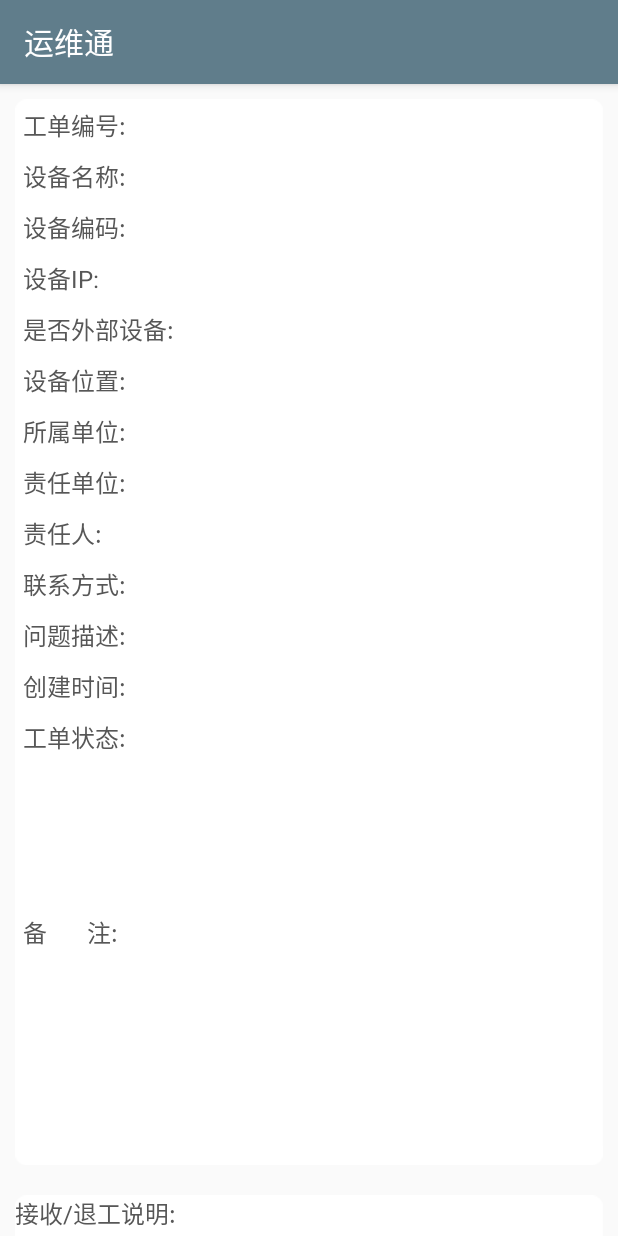
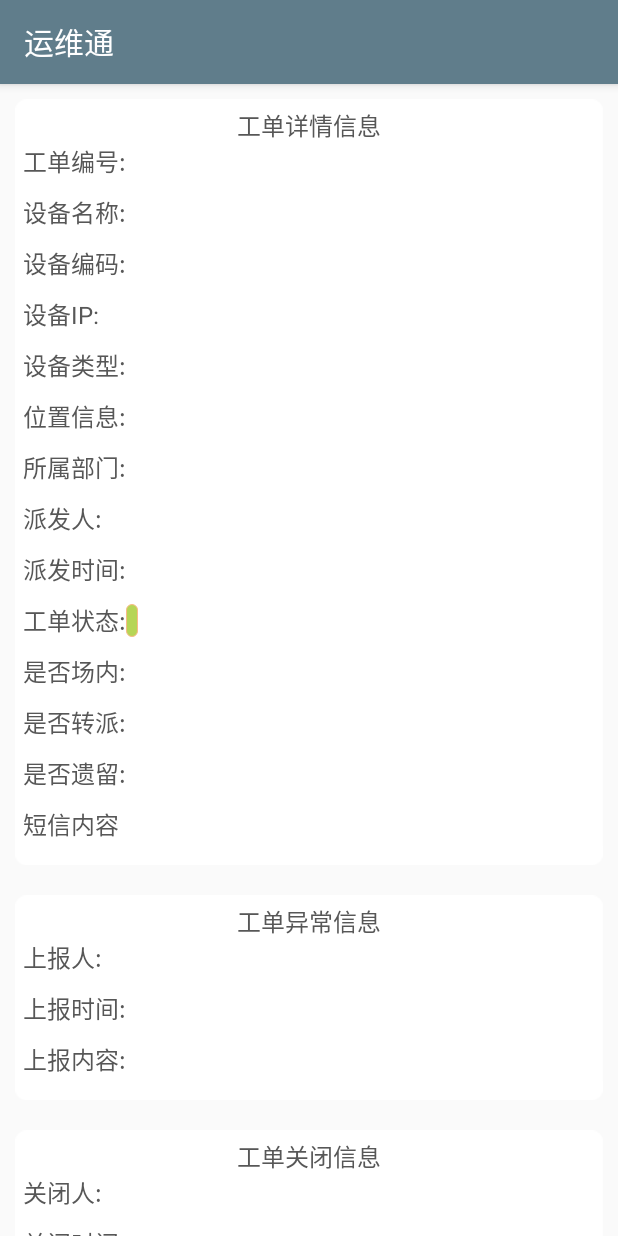
Before and after one commit to darlyhellen/workorder, an Android app: the fragment DetailOrderFragment shown on its own in the app's theme, on a phone screen of 412 x 824 dp. Run offline under Robolectric (Android 15) with nearby library versions, the phone set to English and light mode, and no system bars; libraries missing offline, so code that uses them is left out: rx.android.schedulers, rx.functions, rx.schedulers; 1 statement that could not run was skipped.

Commit message:
2017.06.01修改内容：          {              @Time 16:30  请求变更，返回String类型，并且详情页面根据平台进行变更。          }

```diff
--- a/WorkOrder/app/src/main/java/com/xiangxun/workorder/base/HttpRetrofitInterface.java
+++ b/WorkOrder/app/src/main/java/com/xiangxun/workorder/base/HttpRetrofitInterface.java
@@ -44,7 +44,7 @@ public interface HttpRetrofitInterface {
      * @TODO:用户工单查询GET接口，传递参数为<b>page,map</b>
      */
     @GET("server/workorder/refer/details/")
-    Observable<JsonObject> getWorkOrder(@Query("pageNo") int page, @Query("status") int status, @Query("devicename") String devicename, @Query("devicecode") String devicecode, @Query("deviceip") String deviceip);
+    Observable<JsonObject> getWorkOrder(@Query("pageNo") int page, @Query("status") String status, @Query("devicename") String devicename, @Query("devicecode") String devicecode, @Query("deviceip") String deviceip);
 
     /**
      * @TODO:服务更新接口
@@ -57,7 +57,7 @@ public interface HttpRetrofitInterface {
      * @TODO:是否接收处理订单的接口
      */
     @GET("server/workorder/change/status/")
-    Observable<JsonObject> getOrder(@Query("status") int status, @Query("id") String id, @Query("reason") String reason);
+    Observable<JsonObject> getOrder(@Query("status") String status, @Query("id") String id, @Query("reason") String reason);
 
     /**
      * @param version
--- a/WorkOrder/app/src/main/java/com/xiangxun/workorder/ui/biz/DetailOrderFragmentListener.java
+++ b/WorkOrder/app/src/main/java/com/xiangxun/workorder/ui/biz/DetailOrderFragmentListener.java
@@ -49,7 +49,7 @@ public class DetailOrderFragmentListener implements FramePresenter {
     }
 
 
-    public void commitConsel(int status, String id, String reason, final FrameListener<DetailChangeRoot> listener) {
+    public void commitConsel(String status, String id, String reason, final FrameListener<DetailChangeRoot> listener) {
 
         if (!APP.isNetworkConnected(APP.getInstance())) {
             listener.onFaild(0, "网络异常,请检查网络");
--- a/WorkOrder/app/src/main/java/com/xiangxun/workorder/ui/biz/WorkOrderListener.java
+++ b/WorkOrder/app/src/main/java/com/xiangxun/workorder/ui/biz/WorkOrderListener.java
@@ -54,7 +54,7 @@ public class WorkOrderListener implements FramePresenter {
             dialog.show();
     }
 
-    public void getWorkOrder(int page, int status, String devicename, String devicecode, String deviceip, final FrameListener<WorkOrderRoot> listener) {
+    public void getWorkOrder(int page, String status, String devicename, String devicecode, String deviceip, final FrameListener<WorkOrderRoot> listener) {
 
         if (!APP.isNetworkConnected(APP.getInstance())) {
             listener.onFaild(0, "网络异常,请检查网络");
--- a/WorkOrder/app/src/main/java/com/xiangxun/workorder/ui/fragment/DetailOrderFragment.java
+++ b/WorkOrder/app/src/main/java/com/xiangxun/workorder/ui/fragment/DetailOrderFragment.java
@@ -19,7 +19,6 @@ import com.xiangxun.workorder.R;
 import com.xiangxun.workorder.bean.WorkOrderData;
 import com.xiangxun.workorder.common.WorkOrderUtils;
 import com.xiangxun.workorder.ui.biz.DetailOrderFragmentListener.DetailOrderFragmentInterface;
-import com.xiangxun.workorder.ui.main.WorkOrderDetailActivity;
 import com.xiangxun.workorder.ui.presenter.DetailOrderFragmentPresenter;
 
 /**
@@ -35,55 +34,59 @@ public class DetailOrderFragment extends Fragment implements OnClickListener, De
     private WorkOrderData data;
 
     @ViewsBinder(R.id.tv_content01)
-    private TextView tvContent01;
+    private TextView tvContent01;//工单编号
     @ViewsBinder(R.id.tv_content02)
-    private TextView tvContent02;
+    private TextView tvContent02;//设备名称
     @ViewsBinder(R.id.tv_content03)
-    private TextView tvContent03;
+    private TextView tvContent03;//设备编号
     @ViewsBinder(R.id.tv_content04)
-    private TextView tvContent04;
+    private TextView tvContent04;//设备IP
     @ViewsBinder(R.id.tv_content05)
-    private TextView tvContent05;
+    private TextView tvContent05;//设备类型
     @ViewsBinder(R.id.tv_content06)
-    private TextView tvContent06;
+    private TextView tvContent06;//位置信息
     @ViewsBinder(R.id.tv_content07)
-    private TextView tvContent07;
+    private TextView tvContent07;//所属部门
     @ViewsBinder(R.id.tv_content08)
-    private TextView tvContent08;
+    private TextView tvContent08;//派发人
     @ViewsBinder(R.id.tv_content09)
-    private TextView tvContent09;
+    private TextView tvContent09;//派发时间
     @ViewsBinder(R.id.tv_content10)
-    private TextView tvContent10;
+    private TextView tvContent10;//工单状态
     @ViewsBinder(R.id.tv_content11)
-    private TextView tvContent11;
+    private TextView tvContent11;//是否场内
     @ViewsBinder(R.id.tv_content12)
-    private TextView tvContent12;
+    private TextView tvContent12;//是否转派
     @ViewsBinder(R.id.tv_content13)
-    private TextView tvContent13;
+    private TextView tvContent13;//是否遗留
     @ViewsBinder(R.id.tv_content14)
-    private TextView tvContent14;
+    private TextView tvContent14;//短信内容
+    @ViewsBinder(R.id.id_detail_fragment_exception)
+    private LinearLayout except;
     @ViewsBinder(R.id.tv_content15)
-    private TextView tvContent15;
+    private TextView tvContent15;//上报人
     @ViewsBinder(R.id.tv_content16)
-    private TextView tvContent16;
+    private TextView tvContent16;//上报时间
     @ViewsBinder(R.id.tv_content17)
-    private TextView tvContent17;
+    private TextView tvContent17;//上报内容
+    @ViewsBinder(R.id.id_detail_fragment_close)
+    private LinearLayout close;
     @ViewsBinder(R.id.tv_content18)
-    private TextView tvContent18;
+    private TextView tvContent18;//关闭人
     @ViewsBinder(R.id.tv_content19)
-    private TextView tvContent19;
+    private TextView tvContent19;//关闭时间
     @ViewsBinder(R.id.tv_content20)
-    private TextView tvContent20;
+    private TextView tvContent20;   //
     @ViewsBinder(R.id.tv_content21)
-    private TextView tvContent21;
+    private TextView tvContent21;   //
     @ViewsBinder(R.id.tv_declare)
-    private EditText reason;
+    private EditText reason;   //
     @ViewsBinder(R.id.id_detail_fragment_button)
-    private LinearLayout button;
+    private LinearLayout button;   //
     @ViewsBinder(R.id.id_detail_fragment_config)
-    private Button commit;
+    private Button commit;   //
     @ViewsBinder(R.id.id_detail_fragment_consel)
-    private Button consel;
+    private Button consel;   //
 
     private DetailOrderFragmentPresenter presenter;
 
@@ -109,10 +112,36 @@ public class DetailOrderFragment extends Fragment implements OnClickListener, De
             ToastApp.showToast("页面数据错误");
             return;
         }
-        if (data.status == 0) {
-            button.setVisibility(View.VISIBLE);
-        } else {
-            button.setVisibility(View.GONE);
+        switch (data.status) {
+            case 0:
+                button.setVisibility(View.VISIBLE);
+                close.setVisibility(View.GONE);
+                except.setVisibility(View.GONE);
+                break;
+            case 5:
+                button.setVisibility(View.GONE);
+                except.setVisibility(View.VISIBLE);
+                close.setVisibility(View.GONE);
+                break;
+            case 6:
+                button.setVisibility(View.GONE);
+                except.setVisibility(View.GONE);
+                close.setVisibility(View.VISIBLE);
+                break;
+            case 1:
+            case 2:
+            case 3:
+            case 4:
+            case 7:
+                button.setVisibility(View.GONE);
+                except.setVisibility(View.GONE);
+                close.setVisibility(View.GONE);
+                break;
+            default:
+                button.setVisibility(View.GONE);
+                except.setVisibility(View.GONE);
+                close.setVisibility(View.GONE);
+                break;
         }
         initData();
     }
@@ -122,23 +151,26 @@ public class DetailOrderFragment extends Fragment implements OnClickListener, De
         tvContent02.setText(data.devicename);
         tvContent03.setText(data.devicecode);
         tvContent04.setText(data.deviceip);
+        tvContent05.setText(data.devicetype);
+        tvContent06.setText(data.position);
+        tvContent07.setText(data.orgname);
+        tvContent08.setText(data.contactname);
+        tvContent09.setText(data.assigntime);
+        tvContent10.setText(WorkOrderUtils.findStatus(data.status));
         if (0 == data.isouter) {
-            tvContent05.setText("场外设备");
+            tvContent11.setText("否");
         } else {
-            tvContent05.setText("室内设备");
+            tvContent11.setText("是");
         }
-        tvContent06.setText(data.position);
-        tvContent07.setText(data.orgid);
-        tvContent08.setText(data.companyid);
-        tvContent09.setText(data.contact);
-        tvContent10.setText(data.telephone);
-        tvContent11.setText(data.messages);
-        tvContent12.setText(data.assigntime);
-        tvContent13.setText(WorkOrderUtils.findStatus(data.status));
-        tvContent14.setText("");
+        tvContent12.setText(data.isreassign);
+        tvContent13.setText(data.isleave);
+        tvContent14.setText(data.messages);
+
+        //异常状态
         tvContent15.setText("");
         tvContent16.setText("");
         tvContent17.setText("");
+        // 关闭情况
         tvContent18.setText("");
         tvContent19.setText("");
         tvContent20.setText("");
--- a/WorkOrder/app/src/main/java/com/xiangxun/workorder/ui/presenter/DetailOrderFragmentPresenter.java
+++ b/WorkOrder/app/src/main/java/com/xiangxun/workorder/ui/presenter/DetailOrderFragmentPresenter.java
@@ -40,15 +40,15 @@ public class DetailOrderFragmentPresenter {
     public void onClickDown(Context context, View v) {
         switch (v.getId()) {
             case R.id.id_detail_fragment_config:
-                getData(1, view.getDataID());
+                getData("1", view.getDataID());
                 break;
             case R.id.id_detail_fragment_consel:
-                getData(2, view.getDataID());
+                getData("2", view.getDataID());
                 break;
         }
     }
 
-    private void getData(int status, String id) {
+    private void getData(String status, String id) {
         biz.onStart(loading);
         view.setDisableClick();
         biz.commitConsel(status, id, view.getReason(), new FrameListener<DetailChangeRoot>() {
--- a/WorkOrder/app/src/main/java/com/xiangxun/workorder/ui/presenter/WorkOrderFragmentPresenter.java
+++ b/WorkOrder/app/src/main/java/com/xiangxun/workorder/ui/presenter/WorkOrderFragmentPresenter.java
@@ -61,7 +61,7 @@ public class WorkOrderFragmentPresenter {
         }
     }
 
-    public void getWorkOrderByPage(int page, int status, String devicename, String devicecode, String deviceip) {
+    public void getWorkOrderByPage(int page, String status, String devicename, String devicecode, String deviceip) {
 
         biz.onStart(loading);
 
--- a/WorkOrder/app/src/main/java/com/xiangxun/workorder/ui/presenter/WorkOrderPresenter.java
+++ b/WorkOrder/app/src/main/java/com/xiangxun/workorder/ui/presenter/WorkOrderPresenter.java
@@ -69,7 +69,7 @@ public class WorkOrderPresenter {
         }
     }
 
-    public void getWorkOrderByPage(int page, int status, String devicename, String devicecode, String deviceip) {
+    public void getWorkOrderByPage(int page, String status, String devicename, String devicecode, String deviceip) {
 
         biz.onStart(loading);
 
--- a/WorkOrder/app/src/main/res/layout/work_order_detail_item_layout.xml
+++ b/WorkOrder/app/src/main/res/layout/work_order_detail_item_layout.xml
@@ -4,10 +4,7 @@
     android:layout_height="wrap_content"
     android:orientation="vertical">
 
-    <ScrollView
-        android:layout_width="match_parent"
-        android:layout_height="wrap_content">
-
+    <!--工单详情信息-->
     <LinearLayout
         android:layout_width="match_parent"
         android:layout_height="wrap_content"
@@ -15,6 +12,14 @@
         android:background="@drawable/business_detai_background"
         android:orientation="vertical"
         android:padding="@dimen/margin_padding5">
+
+        <TextView
+            android:layout_width="match_parent"
+            android:layout_height="wrap_content"
+            android:gravity="center"
+            android:text="@string/st_detail_detail"
+            android:textColor="@color/text_color"
+            android:textSize="@dimen/textSize16" />
 
         <LinearLayout
             android:layout_width="fill_parent"
@@ -242,6 +247,7 @@
                 android:id="@+id/tv_content10"
                 android:layout_width="wrap_content"
                 android:layout_height="wrap_content"
+                android:background="@drawable/bg_line_orange"
                 android:paddingLeft="@dimen/margin_padding8"
                 android:text=""
                 android:textColor="@color/color333333"
@@ -339,6 +345,25 @@
                 android:textColor="@color/color333333"
                 android:textSize="@dimen/textSize16" />
         </LinearLayout>
+    </LinearLayout>
+    <!--上面是工单详情信息-->
+    <!--工单异常信息-->
+    <LinearLayout
+        android:id="@+id/id_detail_fragment_exception"
+        android:layout_width="match_parent"
+        android:layout_height="wrap_content"
+        android:layout_margin="@dimen/margin_padding10"
+        android:background="@drawable/business_detai_background"
+        android:orientation="vertical"
+        android:padding="@dimen/margin_padding5">
+
+        <TextView
+            android:layout_width="match_parent"
+            android:layout_height="wrap_content"
+            android:gravity="center"
+            android:text="@string/st_detail_except"
+            android:textColor="@color/text_color"
+            android:textSize="@dimen/textSize16" />
 
         <LinearLayout
             android:layout_width="fill_parent"
@@ -395,7 +420,7 @@
             <TextView
                 android:layout_width="wrap_content"
                 android:layout_height="wrap_content"
-                    android:text="@string/project_remark"
+                android:text="@string/st_detail_satisfaction"
                 android:textColor="@color/text_color"
                 android:textSize="@dimen/textSize16" />
 
@@ -408,6 +433,26 @@
                 android:textColor="@color/color333333"
                 android:textSize="@dimen/textSize16" />
         </LinearLayout>
+    </LinearLayout>
+    <!--上面是异常上报信息-->
+
+    <!--工单关闭信息-->
+    <LinearLayout
+        android:id="@+id/id_detail_fragment_close"
+        android:layout_width="match_parent"
+        android:layout_height="wrap_content"
+        android:layout_margin="@dimen/margin_padding10"
+        android:background="@drawable/business_detai_background"
+        android:orientation="vertical"
+        android:padding="@dimen/margin_padding5">
+
+        <TextView
+            android:layout_width="match_parent"
+            android:layout_height="wrap_content"
+            android:gravity="center"
+            android:text="@string/st_detail_close"
+            android:textColor="@color/text_color"
+            android:textSize="@dimen/textSize16" />
 
         <LinearLayout
             android:layout_width="fill_parent"
@@ -418,7 +463,7 @@
             <TextView
                 android:layout_width="wrap_content"
                 android:layout_height="wrap_content"
-                    android:text="@string/st_detail_satisfaction"
+                android:text="@string/st_detail_ordertime_type"
                 android:textColor="@color/text_color"
                 android:textSize="@dimen/textSize16" />
 
@@ -441,7 +486,7 @@
             <TextView
                 android:layout_width="wrap_content"
                 android:layout_height="wrap_content"
-                    android:text="@string/st_detail_ordertime_type"
+                android:text="@string/st_detail_own"
                 android:textColor="@color/text_color"
                 android:textSize="@dimen/textSize16" />
 
@@ -464,7 +509,7 @@
             <TextView
                 android:layout_width="wrap_content"
                 android:layout_height="wrap_content"
-                    android:text="@string/st_detail_own"
+                android:text="@string/st_detail_back_declare"
                 android:textColor="@color/text_color"
                 android:textSize="@dimen/textSize16" />
 
@@ -477,7 +522,8 @@
                 android:textColor="@color/color333333"
                 android:textSize="@dimen/textSize16" />
         </LinearLayout>
-
+    </LinearLayout>
+    <!--工单关闭信息-->
     <LinearLayout
         android:layout_width="fill_parent"
         android:layout_height="wrap_content"
@@ -487,7 +533,7 @@
         <TextView
             android:layout_width="wrap_content"
             android:layout_height="wrap_content"
-                    android:text="@string/st_detail_back_declare"
+            android:text="@string/project_remark"
             android:textColor="@color/text_color"
             android:textSize="@dimen/textSize16" />
 
@@ -501,6 +547,3 @@
             android:textSize="@dimen/textSize16" />
     </LinearLayout>
 </LinearLayout>
-    </ScrollView>
-
-</LinearLayout>
--- a/WorkOrder/app/src/main/res/values/strings.xml
+++ b/WorkOrder/app/src/main/res/values/strings.xml
@@ -92,27 +92,32 @@
     <string name="st_detail_detal">详情</string>
     <string name="st_detail_image">图片</string>
     <string name="st_detail_position">位置</string>
-    <string name="project_remark">备&#160;&#160;&#160;&#160;&#160;&#160;&#160;&#160;注:</string>
+    <!--工单详情信息-->
+    <string name="st_detail_detail">工单详情信息</string>
     <string name="st_detail_orderid">工单编号:</string>
     <string name="st_detail_complainant">设备名称:</string>
     <string name="st_detail_complainant_time">设备编码:</string>
     <string name="st_detail_complainant_tel">设备IP:</string>
-    <string name="st_detail_come">是否外部设备:</string>
-    <string name="st_detail_type">设备位置:</string>
-    <string name="st_detail_inout">所属单位:</string>
-    <string name="st_detail_company">责任单位:</string>
-    <string name="st_detail_worktime">责任人:</string>
-    <string name="st_detail_postion">联系方式:</string>
-    <string name="st_detail_ordertype">问题描述:</string>
-    <string name="st_detail_order_content">创建时间:</string>
-    <string name="st_detail_request">工单状态:</string>
-
-    <string name="st_detail_declare"> </string>
-    <string name="st_detail_hardorder"> </string>
-    <string name="st_detail_isdown"> </string>
-    <string name="st_detail_satisfaction"> </string>
-    <string name="st_detail_ordertime_type"> </string>
-    <string name="st_detail_own"> </string>
+    <string name="st_detail_come">设备类型:</string>
+    <string name="st_detail_type">位置信息:</string>
+    <string name="st_detail_inout">所属部门:</string>
+    <string name="st_detail_company">派发人:</string>
+    <string name="st_detail_worktime">派发时间:</string>
+    <string name="st_detail_postion">工单状态:</string>
+    <string name="st_detail_ordertype">是否场内:</string>
+    <string name="st_detail_order_content">是否转派:</string>
+    <string name="st_detail_request">是否遗留:</string>
+    <string name="st_detail_declare">短信内容</string>
+    <!--工单异常信息-->
+    <string name="st_detail_except">工单异常信息</string>
+    <string name="st_detail_hardorder">上报人:</string>
+    <string name="st_detail_isdown">上报时间:</string>
+    <string name="st_detail_satisfaction">上报内容:</string>
+    <!--工单关闭信息-->
+    <string name="st_detail_close">工单关闭信息</string>
+    <string name="st_detail_ordertime_type">关闭人:</string>
+    <string name="st_detail_own">关闭时间:</string>
     <string name="st_detail_back_declare"> </string>
+    <string name="project_remark">备&#160;&#160;&#160;&#160;&#160;&#160;&#160;&#160;注:</string>
     <string name="st_detail_update_time">接收/退工说明:</string>
 </resources>
```
Also changed, not shown: WorkOrder/app/src/main/java/com/xiangxun/workorder/ui/fragment/FragmentWorkOrder.java (+5 -5 lines), WorkOrder/app/src/main/java/com/xiangxun/workorder/ui/main/WorkOrderActivity.java (+6 -6 lines). Lines whose indentation alone changed are shown as unchanged.
